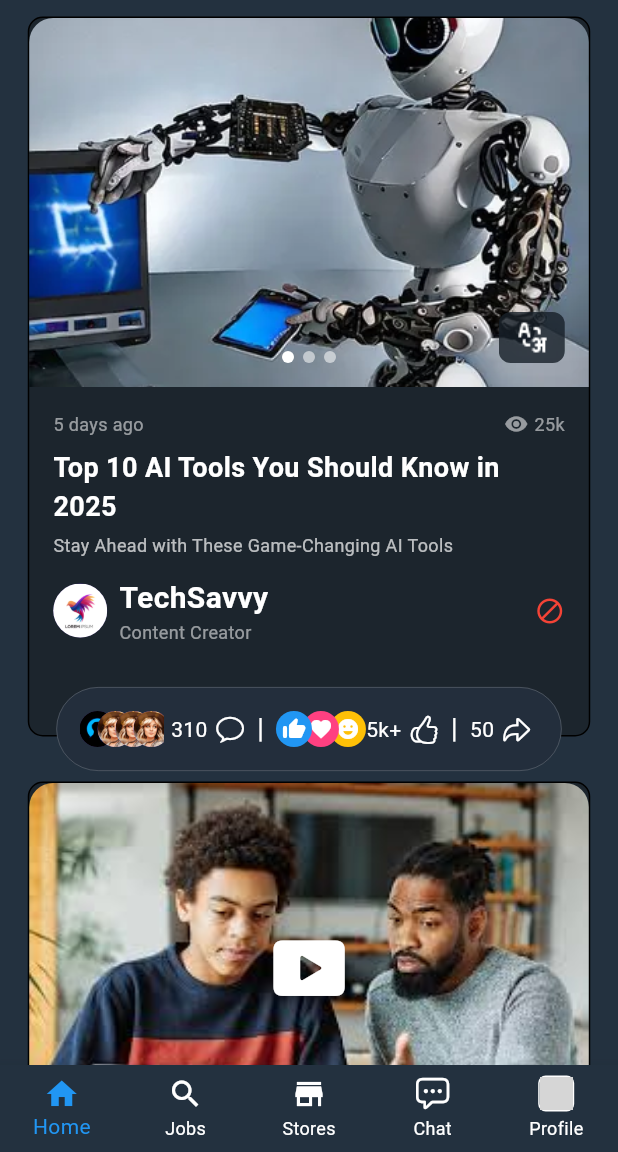
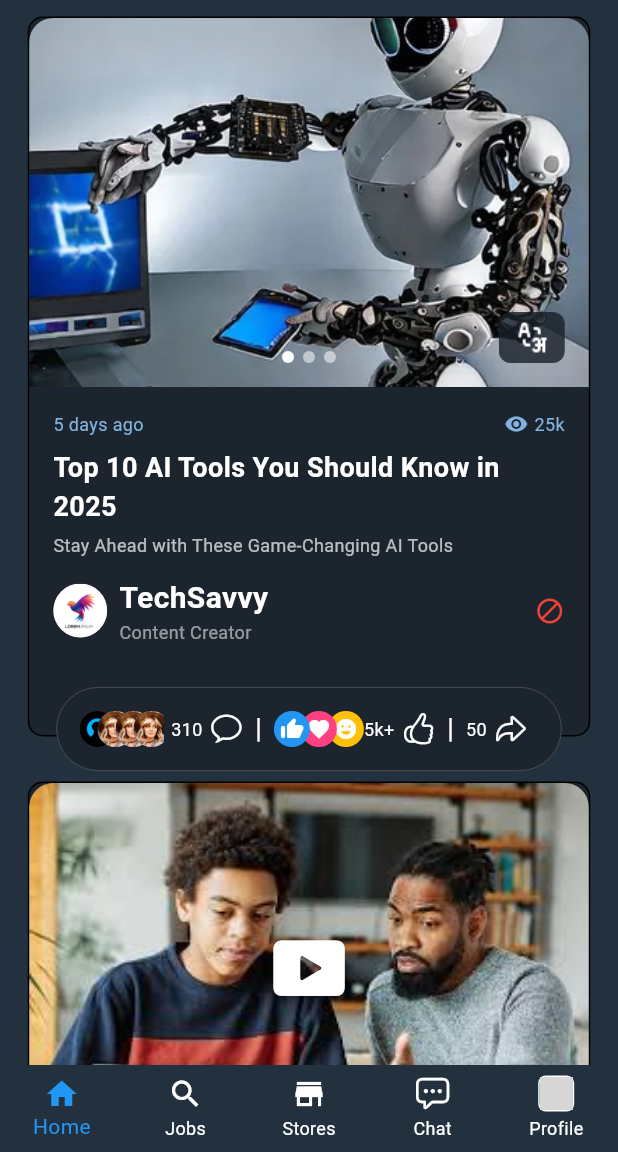
Before and after one commit to rajni2002491/BlueCs, a Flutter app: the screen it shows after launch, scrolled down 576 dp, on a phone screen of 412 x 824 dp, the part 84-1236 px from its top. Run offline on Flutter 3.47's test engine with Material 3 defaults, Android fonts, the phone set to English and light mode, and no system bars; grey boxes are pictures that could not be loaded.

Commit message:
fix sizes actionBar

```diff
--- a/lib/home_page.dart
+++ b/lib/home_page.dart
@@ -74,26 +74,7 @@ class HomePage extends StatelessWidget {
           const SizedBox(height: 15),
           PollCard(),
           const SizedBox(height: 30),
-          SizedBox(
-            height: 181,
-            child: SingleChildScrollView(
-              scrollDirection: Axis.horizontal,
-              child: Row(
-                children: List.generate(
-                  10,
-                  (index) => ClipRRect(
-                    borderRadius: BorderRadius.circular(10),
-                    child: Container(
-                      width: 103,
-                      height: 181,
-                      margin: EdgeInsets.only(right: 10),
-                      color: Colors.blueGrey,
-                    ),
-                  ),
-                ),
-              ),
-            ),
-          ),
+
         ],
       ),
       bottomNavigationBar: BottomNavigationBar(
--- a/lib/widgets.dart
+++ b/lib/widgets.dart
@@ -95,14 +95,14 @@ class PostCard extends StatelessWidget {
                           children: [
                             Text('5 days ago',
                                 style: TextStyle(
-                                    color: Colors.white54, fontSize: 12)),
+                                    color: Color(0xFF82B4DF), fontSize: 12)),
                             const Spacer(),
                             Icon(Icons.remove_red_eye,
-                                color: Colors.white54, size: 16),
+                                color: Color(0xFF82B4DF), size: 16),
                             const SizedBox(width: 4),
                             Text('25k',
                                 style: TextStyle(
-                                    color: Colors.white54, fontSize: 12)),
+                                    color: Color(0xFF82B4DF), fontSize: 12)),
                           ],
                         ),
                         const SizedBox(height: 8),
@@ -257,14 +257,14 @@ class VideoCard extends StatelessWidget {
                           children: [
                             Text('2 hours ago',
                                 style: TextStyle(
-                                    color: Colors.white54, fontSize: 12)),
+                                    color: Color(0xFF82B4DF), fontSize: 12)),
                             const Spacer(),
                             Icon(Icons.remove_red_eye,
-                                color: Colors.white54, size: 16),
+                                color: Color(0xFF82B4DF), size: 16),
                             const SizedBox(width: 4),
                             Text('12k',
                                 style: TextStyle(
-                                    color: Colors.white54, fontSize: 12)),
+                                    color: Color(0xFF82B4DF), fontSize: 12)),
                           ],
                         ),
                         const SizedBox(height: 8),
@@ -433,15 +433,15 @@ class TextCard extends StatelessWidget {
                           children: const [
                             Text("5 days ago",
                                 style: TextStyle(
-                                    color: Colors.white54, fontSize: 12)),
+                                    color: Color(0xFF82B4DF), fontSize: 12)),
                             Row(
                               children: [
                                 Icon(Icons.visibility_outlined,
-                                    size: 16, color: Colors.white54),
+                                    size: 16, color: Color(0xFF82B4DF)),
                                 SizedBox(width: 4),
                                 Text("25k",
                                     style: TextStyle(
-                                        color: Colors.white54, fontSize: 12)),
+                                        color: Color(0xFF82B4DF), fontSize: 12)),
                               ],
                             )
                           ],
@@ -538,20 +538,20 @@ class PollCard extends StatelessWidget {
                           children: [
                             Text('5 days ago',
                                 style: TextStyle(
-                                    color: Colors.white54, fontSize: 12)),
+                                    color: Color(0xFF82B4DF), fontSize: 12)),
                             Row(
                               children: [
                                 Icon(Icons.remove_red_eye,
-                                    color: Colors.white54, size: 16),
+                                    color: Color(0xFF82B4DF), size: 16),
                                 const SizedBox(width: 4),
                                 Text('25k',
                                     style: TextStyle(
-                                        color: Colors.white54, fontSize: 12)),
+                                        color: Color(0xFF82B4DF), fontSize: 12)),
                               ],
                             ),
                           ],
                         ),
-                        const SizedBox(height: 12),
+                        const SizedBox(height: 28),
                         Center(
                           child: Text(
                             'What is the most important factor when choosing a new job?',
@@ -563,7 +563,7 @@ class PollCard extends StatelessWidget {
                             ),
                           ),
                         ),
-                        const SizedBox(height: 18),
+                        const SizedBox(height: 28),
                         // Poll options with labels
                         PollOption(
                             text: 'Salary & Benefits',
@@ -576,7 +576,7 @@ class PollCard extends StatelessWidget {
                             text: 'Career Growth Opportunities', label: 'C.'),
                         const SizedBox(height: 10),
                         PollOption(text: 'Company Culture', label: 'D.'),
-                        const SizedBox(height: 18),
+                        const SizedBox(height: 28),
                         Row(
                           children: [
                             CircleAvatar(
@@ -681,7 +681,7 @@ class ActionBar extends StatelessWidget {
         width: 340,
         height: 56,
         decoration: BoxDecoration(
-          color: const Color(0xFF232E3C),
+          color: const Color(0xFF1C252D),
           borderRadius: BorderRadius.circular(50),
           border: Border.all(color: Colors.white24, width: 0.5),
         ),
@@ -708,9 +708,9 @@ class ActionBar extends StatelessWidget {
               ),
             ),
             const SizedBox(width: 5),
-            Text('310', style: TextStyle(color: Colors.white, fontSize: 14)),
+            Text('310', style: TextStyle(color: Colors.white, fontSize: 12)),
             const SizedBox(width: 5),
-            Icon(CupertinoIcons.chat_bubble, color: Colors.white, size: 20),
+            Icon(CupertinoIcons.chat_bubble, color: Colors.white, size: 22),
             const SizedBox(width: 8),
             Text("|", style: TextStyle(color: Colors.white, fontSize: 18)),
             const SizedBox(width: 8),
@@ -747,19 +747,19 @@ class ActionBar extends StatelessWidget {
                 ),
                 const SizedBox(width: 36),
                 Text('5k+',
-                    style: TextStyle(color: Colors.white, fontSize: 14)),
+                    style: TextStyle(color: Colors.white, fontSize: 12)),
                 const SizedBox(width: 5),
                 Icon(CupertinoIcons.hand_thumbsup,
-                    color: Colors.white, size: 20),
+                    color: Colors.white, size: 22),
                 const SizedBox(width: 8),
               ],
             ),
             Text("|", style: TextStyle(color: Colors.white, fontSize: 18)),
             const SizedBox(width: 8),
-            Text('50', style: TextStyle(color: Colors.white, fontSize: 14)),
+            Text('50', style: TextStyle(color: Colors.white, fontSize: 12)),
             const SizedBox(width: 5),
             Icon(CupertinoIcons.arrowshape_turn_up_right,
-                color: Colors.white, size: 20),
+                color: Colors.white, size: 22),
           ],
         ),
       ),
```
